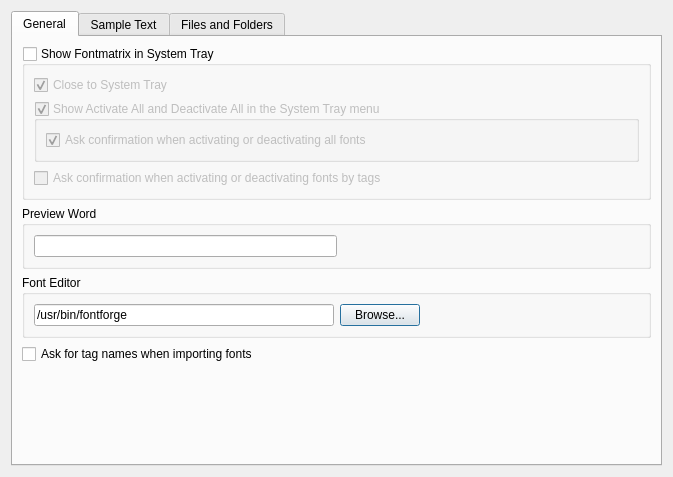
fontmatrix/fontmatrix, file src/prefs_panel.ui: the form before one commit.
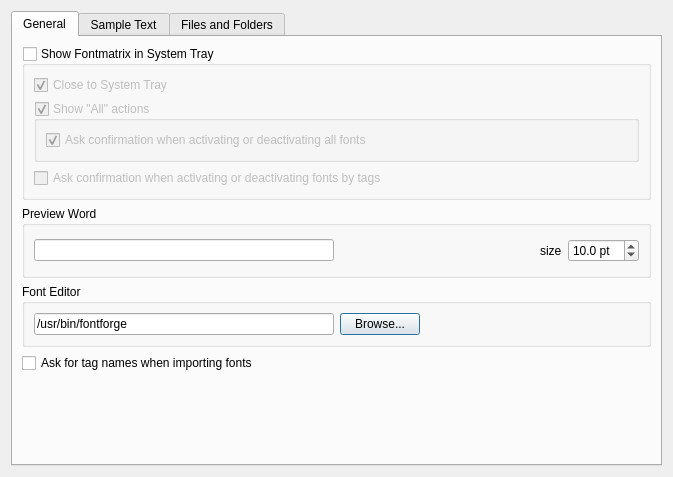
The form after the commit. Icons and pictures are not drawn.

Diff of the .ui file:
```diff
--- a/src/prefs_panel.ui
+++ b/src/prefs_panel.ui
@@ -25,12 +25,15 @@
       <attribute name="title" >
        <string>General</string>
       </attribute>
-      <layout class="QVBoxLayout" >
-       <item>
+      <layout class="QGridLayout" >
+       <item row="0" column="0" >
         <widget class="QGroupBox" name="systrayFrame" >
          <property name="title" >
           <string>Show Fontmatrix in System Tray</string>
          </property>
+         <property name="flat" >
+          <bool>false</bool>
+         </property>
          <property name="checkable" >
           <bool>true</bool>
          </property>
@@ -51,7 +54,7 @@
           <item>
            <widget class="QGroupBox" name="activateAllFrame" >
             <property name="title" >
-             <string>Show Activate All and Deactivate All in the System Tray menu</string>
+             <string>Show "All" actions</string>
             </property>
             <property name="flat" >
              <bool>true</bool>
@@ -83,7 +86,7 @@
          </layout>
         </widget>
        </item>
-       <item>
+       <item row="1" column="0" >
         <widget class="QGroupBox" name="groupBox" >
          <property name="title" >
           <string>Preview Word</string>
@@ -106,16 +109,45 @@
             </property>
             <property name="sizeHint" >
              <size>
-              <width>40</width>
-              <height>20</height>
+              <width>51</width>
+              <height>31</height>
              </size>
             </property>
            </spacer>
           </item>
+          <item row="0" column="2" >
+           <widget class="QLabel" name="label" >
+            <property name="text" >
+             <string>size</string>
+            </property>
+           </widget>
+          </item>
+          <item row="0" column="3" >
+           <widget class="QDoubleSpinBox" name="previewSizeSpin" >
+            <property name="wrapping" >
+             <bool>false</bool>
+            </property>
+            <property name="frame" >
+             <bool>true</bool>
+            </property>
+            <property name="suffix" >
+             <string> pt</string>
+            </property>
+            <property name="decimals" >
+             <number>1</number>
+            </property>
+            <property name="minimum" >
+             <double>1.000000000000000</double>
+            </property>
+            <property name="value" >
+             <double>10.000000000000000</double>
+            </property>
+           </widget>
+          </item>
          </layout>
         </widget>
        </item>
-       <item>
+       <item row="2" column="0" >
         <widget class="QGroupBox" name="groupBox_4" >
          <property name="title" >
           <string>Font Editor</string>
@@ -157,22 +189,22 @@
          </layout>
         </widget>
        </item>
-       <item>
+       <item row="3" column="0" >
         <widget class="QCheckBox" name="initTagBox" >
          <property name="text" >
           <string>Ask for tag names when importing fonts</string>
          </property>
         </widget>
        </item>
-       <item>
+       <item row="4" column="0" >
         <spacer>
          <property name="orientation" >
           <enum>Qt::Vertical</enum>
          </property>
          <property name="sizeHint" >
           <size>
-           <width>544</width>
-           <height>51</height>
+           <width>629</width>
+           <height>31</height>
           </size>
          </property>
         </spacer>
```
